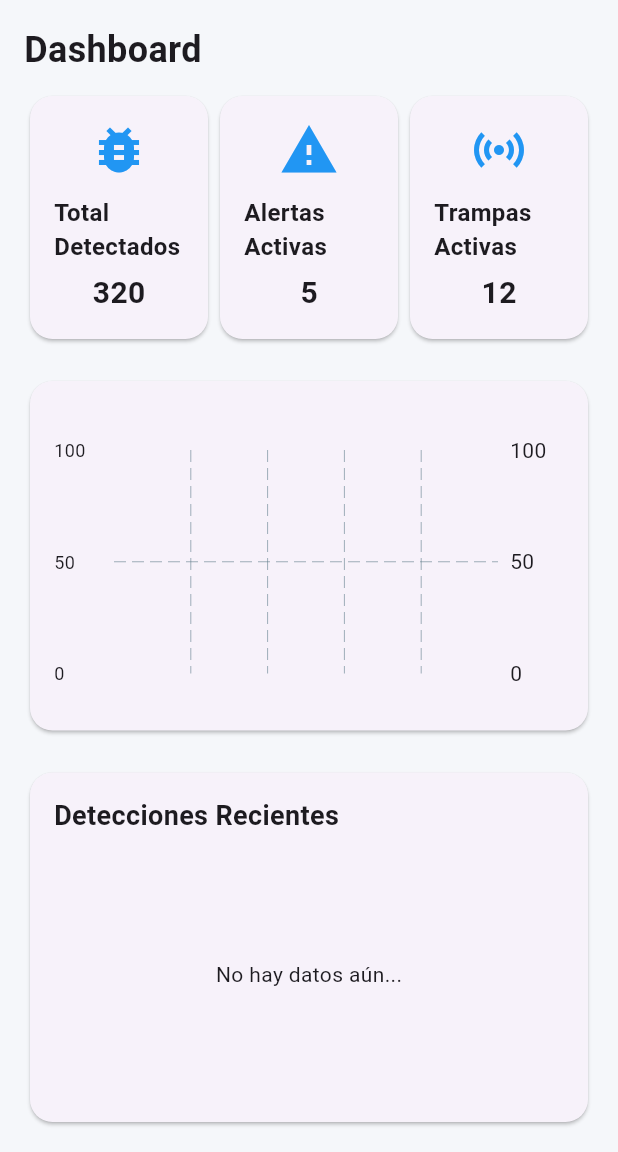
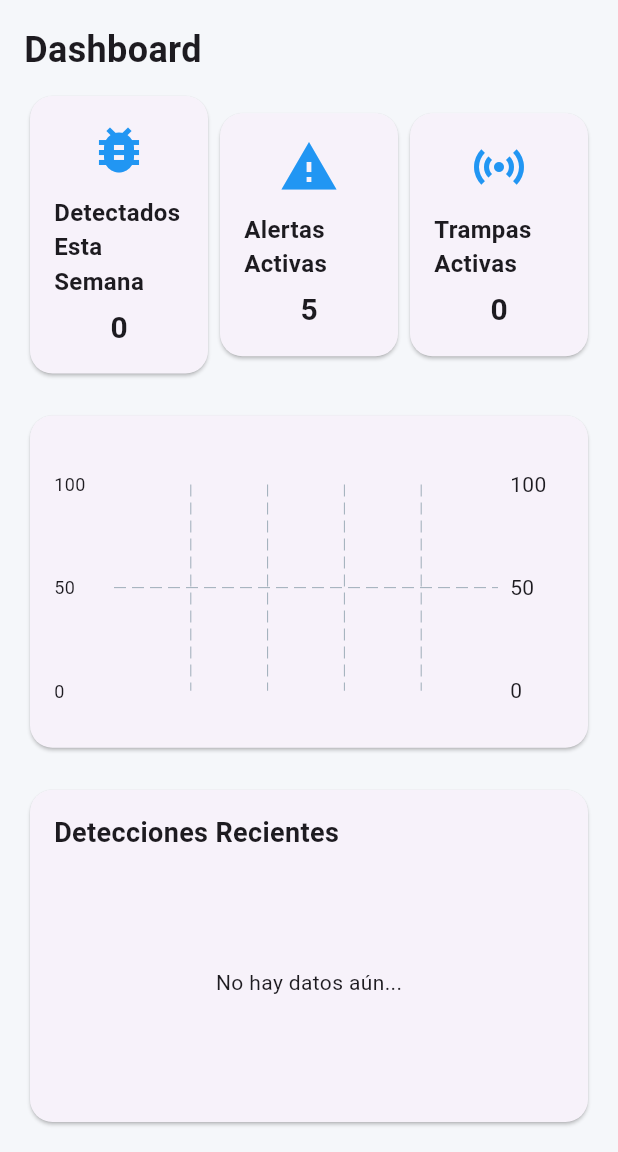
Before and after one commit to JordyC1/Webserver, a Flutter app: the screen it shows after launch, after a tap on "Continuar", on a phone screen of 412 x 824 dp, the part 84-1236 px from its top. Run offline on Flutter 3.47's test engine with Material 3 defaults, Android fonts, the phone set to English and light mode, and no system bars; drawn by our look-alikes of fl_chart; network calls fail.

Commit message:
mejoras en el dashboard

```diff
--- a/lib/views/dashboard_screen.dart
+++ b/lib/views/dashboard_screen.dart
@@ -11,21 +11,41 @@ class DashboardScreen extends StatefulWidget {
 class _DashboardScreenState extends State<DashboardScreen> {
   List<int> weeklyData = []; // Lista de datos de la gráfica
   List<Map<String, dynamic>> detecciones = []; // Datos para la tabla
+  int totalInsectosSemana = 0; // Variable para la tarjeta
+  int trampasActivas = 0; // Variable para la tarjeta
 
   @override
   void initState() {
     super.initState();
     fetchWeeklyDetections();
     fetchRecentDetections();
+    fetchTrampasActivas();
   }
+
+  // Obtener cantidad de trampas activas desde PHP
+// Obtener cantidad de trampas activas desde PHP
+Future<void> fetchTrampasActivas() async {
+  final response = await http.get(Uri.parse("http://raspberrypi2.local/get_trampas_activas.php"));
+
+  if (response.statusCode == 200) {
+    setState(() {
+      // Asigna correctamente el valor recibido
+      trampasActivas = int.parse(jsonDecode(response.body)["trampas_activas"]);
+    });
+  } else {
+    print("Error al obtener trampas activas: ${response.statusCode}");
+  }
+}
 
   // Obtener datos de la gráfica de barras desde PHP
   Future<void> fetchWeeklyDetections() async {
     final response = await http.get(Uri.parse("http://raspberrypi2.local/get_weekly_detections.php"));
 
     if (response.statusCode == 200) {
+      List<int> valores = response.body.split(",").map((e) => int.tryParse(e.trim()) ?? 0).toList();
       setState(() {
-        weeklyData = response.body.split(",").map((e) => int.tryParse(e.trim()) ?? 0).toList();
+        weeklyData = valores;
+        totalInsectosSemana = valores.reduce((a, b) => a + b); // Sumar valores
       });
     } else {
       print("Error al obtener los datos de la gráfica: ${response.statusCode}");
@@ -61,9 +81,9 @@ class _DashboardScreenState extends State<DashboardScreen> {
             Row(
               mainAxisAlignment: MainAxisAlignment.spaceBetween,
               children: [
-                _buildSummaryCard("Total Detectados", "320", Icons.bug_report),
+                _buildSummaryCard("Detectados Esta Semana", "$totalInsectosSemana", Icons.bug_report),
                 _buildSummaryCard("Alertas Activas", "5", Icons.warning),
-                _buildSummaryCard("Trampas Activas", "12", Icons.sensors),
+                _buildSummaryCard("Trampas Activas", trampasActivas.toString(), Icons.sensors),
               ],
             ),
             SizedBox(height: 20),
```
